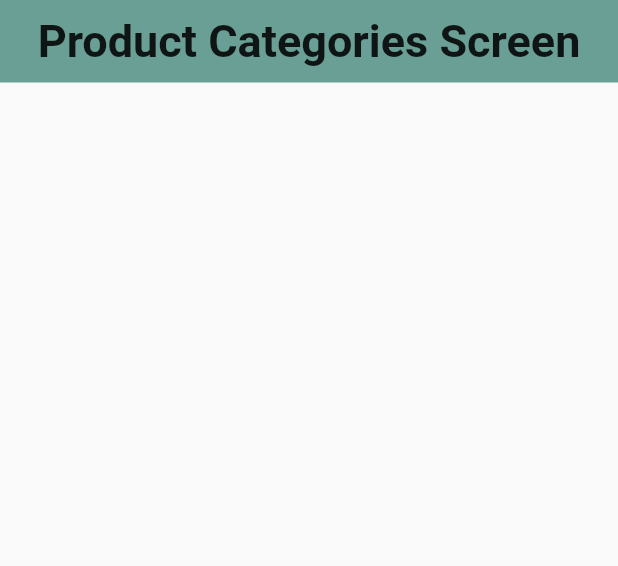
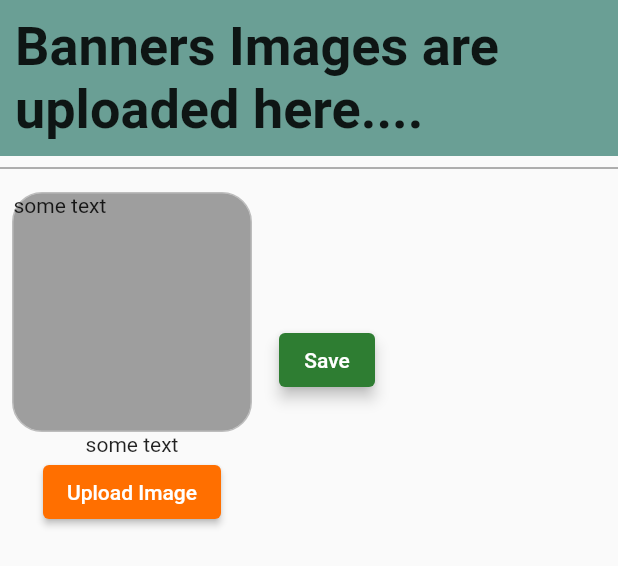
Before and after one commit to nofliecgroup/shopping_app_flutter, a Flutter app: the CategoriesScreen widget shown alone on an empty page, opened directly, on a phone screen of 412 x 824 dp. Shown: the top 566 px of the screen. Run offline on Flutter 3.47's test engine with Material 2 defaults, Android fonts, the phone set to English and light mode, and no system bars; our stand-ins replace cloud_firestore, file_picker, firebase_core, firebase_storage, flutter_easyloading, logger; missing offline and left inert: flutter_admin_scaffold; accounts and stored records are empty; network calls fail; statements that could not run were skipped.

Commit message:
implemented easy loading

```diff
--- a/lib/main.dart
+++ b/lib/main.dart
@@ -2,6 +2,7 @@ import 'package:firebase_core/firebase_core.dart';
 import 'package:flutter/foundation.dart';
 import 'package:flutter/material.dart';
 import 'package:flutter/services.dart';
+import 'package:flutter_easyloading/flutter_easyloading.dart';
 import 'package:ncg_shopping_app/views/screens/sidebar_screens/welcome_dashboard.dart';
 import 'package:flutter/foundation.dart' show kIsWeb;
 
@@ -53,6 +54,7 @@ class MyApp extends StatelessWidget {
         primarySwatch: Colors.blue,
       ),
       home: WelcomeDashBoard(),
+      builder: EasyLoading.init(),
       //adding an initial route after completion of the login screen
       initialRoute: '/',
     );
--- a/lib/views/screens/sidebar_screens/categories_screen.dart
+++ b/lib/views/screens/sidebar_screens/categories_screen.dart
@@ -1,4 +1,5 @@
 import 'package:flutter/cupertino.dart';
+import 'package:flutter/material.dart';
 
 class CategoriesScreen extends StatelessWidget {
   static const String routeName = '/CategoryScreen';
@@ -6,17 +7,66 @@ class CategoriesScreen extends StatelessWidget {
   @override
   Widget build(BuildContext context) {
     return SingleChildScrollView(
-      child: Container(
-        color: Color.fromRGBO(105, 159, 149, 0.996),
-        alignment: Alignment.center,
-        padding: const EdgeInsets.all(10),
-        child: const Text(
-          'Product Categories Screen',
-          style: TextStyle(
-            fontSize: 30,
-            fontWeight: FontWeight.bold,
+      child: Column(
+        children: [
+          Container(
+            color: Color.fromRGBO(105, 159, 149, 0.996),
+            alignment: Alignment.topLeft,
+            padding: const EdgeInsets.all(10.0),
+            child: const Text(
+              'Banners Images are uploaded here....',
+              style: TextStyle(
+                fontWeight: FontWeight.w700,
+                fontSize: 36,
+              ),
+            ),
           ),
-        ),
+          Divider(
+            color: Colors.grey.shade700,
+          ),
+          Row(
+            children: [
+              Padding(
+                padding: const EdgeInsets.all(8.0),
+                child: Column(
+                  children: [
+                    Container(
+                      height: 160,
+                      width: 160,
+                      decoration: BoxDecoration(
+                        color: Colors.grey.shade500,
+                        border: Border.all(color: Colors.grey.shade400),
+                        borderRadius: BorderRadius.circular(20.0),
+                      ),
+                      child: Text('some text'),
+                    ),
+                    Row(
+                      children: [Text('some text')],
+                    ),
+                    ElevatedButton(
+                      style: ElevatedButton.styleFrom(
+                        backgroundColor: Colors.amber.shade900,
+                      ),
+                      onPressed: () {},
+                      child: Text('Upload Image'),
+                    ),
+                  ],
+                ),
+              ),
+              SizedBox(
+                width: 10,
+              ),
+              ElevatedButton(
+                style: ElevatedButton.styleFrom(
+                  backgroundColor: Colors.green.shade800,
+                  elevation: 4.0,
+                ),
+                onPressed: () async {},
+                child: Text('Save'),
+              ),
+            ],
+          ),
+        ],
       ),
     );
   }
--- a/lib/views/screens/sidebar_screens/upload_banner.dart
+++ b/lib/views/screens/sidebar_screens/upload_banner.dart
@@ -2,6 +2,7 @@ import 'package:cloud_firestore/cloud_firestore.dart';
 import 'package:file_picker/file_picker.dart';
 import 'package:firebase_storage/firebase_storage.dart';
 import 'package:flutter/material.dart';
+import 'package:flutter_easyloading/flutter_easyloading.dart';
 import 'package:logger/logger.dart';
 
 class UploadBanner extends StatefulWidget {
@@ -42,20 +43,26 @@ class _UploadBannerState extends State<UploadBanner> {
   }
 
 Future<void> uploadBannersToFirestore() async {
+    EasyLoading.show();
     if(_image !=null) {
-
       String downloadUrl = await uploadBannersToStorage(_image);
       await _firestore.collection('Banners').doc(fileName).set({
         'url': downloadUrl,
         'createdAt': Timestamp.now(),
+      }).whenComplete(() {
+        EasyLoading.dismiss();
+        EasyLoading.showSuccess('Uploaded Successfully');
       });
       setState(() {
         _image = null;
+        fileName = "";
       });
 
+      EasyLoading.dismiss();
+      EasyLoading.showSuccess('Uploaded Successfully');
+    } else {
+      EasyLoading.showError('Please select an image');
     }
-
-
   }
 
   @override
@@ -128,13 +135,14 @@ Future<void> uploadBannersToFirestore() async {
                   elevation: 4.0,
                 ),
                 onPressed: () async {
-                  if (_image != null) {
+                  uploadBannersToFirestore();
+                 /* if (_image != null) {
                     String downloadUrl = await uploadBannersToStorage(_image);
                     // Save the downloadUrl or perform other actions
                     print('Download URL: $downloadUrl');
                   } else {
                     // Handle case when no image is selected
-                  }
+                  }*/
                 },
                 child: Text('Save'),
               ),
--- a/pubspec.yaml
+++ b/pubspec.yaml
@@ -30,6 +30,7 @@ dependencies:
   week_of_year: ^2.0.0
   google_fonts: ^4.0.4
   date_time_picker: ^2.1.0
+  flutter_easyloading: ^3.0.5
 
 
 dev_dependencies:
```
Also changed, not shown: pubspec.lock.
